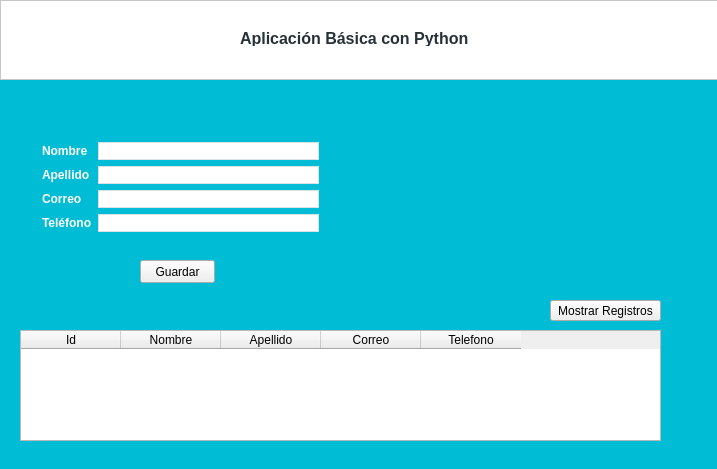
Above: design.ui from pabloesdev1/AppPython before the change. Below: the same form after it.
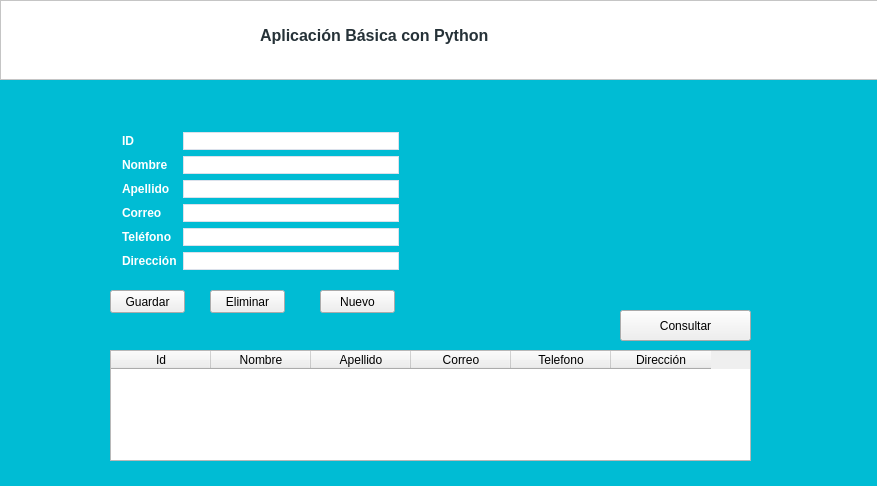
That is the form after the change.

Commit message: CRUD completo, falta validación y mensajes de confitmación

What changed in the file:
```diff
--- a/design.ui
+++ b/design.ui
@@ -6,8 +6,8 @@
    <rect>
     <x>0</x>
     <y>0</y>
-    <width>717</width>
-    <height>469</height>
+    <width>877</width>
+    <height>486</height>
    </rect>
   </property>
   <property name="font">
@@ -38,7 +38,7 @@
 	background:#000
 }
 
-#lblNombre, #lblApellido,  #lblCorreo, #lblTelefono{
+#lblId, #lblNombre, #lblApellido,  #lblCorreo, #lblTelefono, #lblDireccion{
 	color:#fff;
  	font-size: 12px;
   	font-family: Arial, Verdana;
@@ -56,7 +56,7 @@
     <rect>
      <x>0</x>
      <y>0</y>
-     <width>721</width>
+     <width>881</width>
      <height>80</height>
     </rect>
    </property>
@@ -69,10 +69,10 @@
    <widget class="QLabel" name="titulo">
     <property name="geometry">
      <rect>
-      <x>240</x>
-      <y>30</y>
-      <width>231</width>
-      <height>16</height>
+      <x>260</x>
+      <y>20</y>
+      <width>321</width>
+      <height>31</height>
      </rect>
     </property>
     <property name="font">
@@ -91,10 +91,10 @@
   <widget class="QWidget" name="formLayoutWidget">
    <property name="geometry">
     <rect>
-     <x>30</x>
-     <y>130</y>
+     <x>110</x>
+     <y>120</y>
      <width>301</width>
-     <height>121</height>
+     <height>161</height>
     </rect>
    </property>
    <layout class="QFormLayout" name="frmUsuarios">
@@ -111,52 +111,72 @@
      <number>0</number>
     </property>
     <item row="0" column="0">
+     <widget class="QLabel" name="lblId">
+      <property name="text">
+       <string>ID</string>
+      </property>
+     </widget>
+    </item>
+    <item row="0" column="1">
+     <widget class="QLineEdit" name="txtId"/>
+    </item>
+    <item row="1" column="0">
      <widget class="QLabel" name="lblNombre">
       <property name="text">
        <string>Nombre</string>
       </property>
      </widget>
     </item>
-    <item row="0" column="1">
+    <item row="1" column="1">
      <widget class="QLineEdit" name="txtNombre"/>
     </item>
-    <item row="1" column="0">
+    <item row="2" column="0">
      <widget class="QLabel" name="lblApellido">
       <property name="text">
        <string>Apellido</string>
       </property>
      </widget>
     </item>
-    <item row="1" column="1">
+    <item row="2" column="1">
      <widget class="QLineEdit" name="txtApellido"/>
     </item>
-    <item row="2" column="0">
+    <item row="3" column="0">
      <widget class="QLabel" name="lblCorreo">
       <property name="text">
        <string>Correo</string>
       </property>
      </widget>
     </item>
-    <item row="2" column="1">
+    <item row="3" column="1">
      <widget class="QLineEdit" name="txtCorreo"/>
     </item>
-    <item row="3" column="0">
+    <item row="4" column="0">
      <widget class="QLabel" name="lblTelefono">
       <property name="text">
        <string>Teléfono</string>
       </property>
      </widget>
     </item>
-    <item row="3" column="1">
+    <item row="4" column="1">
      <widget class="QLineEdit" name="txtTelefono"/>
     </item>
+    <item row="5" column="0">
+     <widget class="QLabel" name="lblDireccion">
+      <property name="text">
+       <string>Dirección</string>
+      </property>
+     </widget>
+    </item>
+    <item row="5" column="1">
+     <widget class="QLineEdit" name="txtDireccion"/>
+    </item>
    </layout>
   </widget>
   <widget class="QPushButton" name="btnGuardar">
    <property name="geometry">
     <rect>
-     <x>140</x>
-     <y>260</y>
+     <x>110</x>
+     <y>290</y>
      <width>75</width>
      <height>23</height>
     </rect>
@@ -173,10 +193,10 @@
   <widget class="QPushButton" name="btnMostrar">
    <property name="geometry">
     <rect>
-     <x>550</x>
-     <y>300</y>
-     <width>111</width>
-     <height>21</height>
+     <x>620</x>
+     <y>310</y>
+     <width>131</width>
+     <height>31</height>
     </rect>
    </property>
    <property name="font">
@@ -185,7 +205,7 @@
     </font>
    </property>
    <property name="text">
-    <string>Mostrar Registros</string>
+    <string>Consultar</string>
    </property>
   </widget>
   <widget class="QTableWidget" name="listaClientes2">
@@ -194,8 +214,8 @@
    </property>
    <property name="geometry">
     <rect>
-     <x>20</x>
-     <y>330</y>
+     <x>110</x>
+     <y>350</y>
      <width>641</width>
      <height>111</height>
     </rect>
@@ -207,7 +227,7 @@
     <number>0</number>
    </property>
    <property name="columnCount">
-    <number>5</number>
+    <number>6</number>
    </property>
    <column>
     <property name="text">
@@ -234,6 +254,47 @@
      <string>Telefono</string>
     </property>
    </column>
+   <column>
+    <property name="text">
+     <string>Dirección</string>
+    </property>
+   </column>
+  </widget>
+  <widget class="QPushButton" name="btnEliminar">
+   <property name="geometry">
+    <rect>
+     <x>210</x>
+     <y>290</y>
+     <width>75</width>
+     <height>23</height>
+    </rect>
+   </property>
+   <property name="font">
+    <font>
+     <pointsize>9</pointsize>
+    </font>
+   </property>
+   <property name="text">
+    <string>Eliminar</string>
+   </property>
+  </widget>
+  <widget class="QPushButton" name="btnNuevo">
+   <property name="geometry">
+    <rect>
+     <x>320</x>
+     <y>290</y>
+     <width>75</width>
+     <height>23</height>
+    </rect>
+   </property>
+   <property name="font">
+    <font>
+     <pointsize>9</pointsize>
+    </font>
+   </property>
+   <property name="text">
+    <string>Nuevo</string>
+   </property>
   </widget>
  </widget>
  <resources/>
```
The commit also changes 2 other files.
